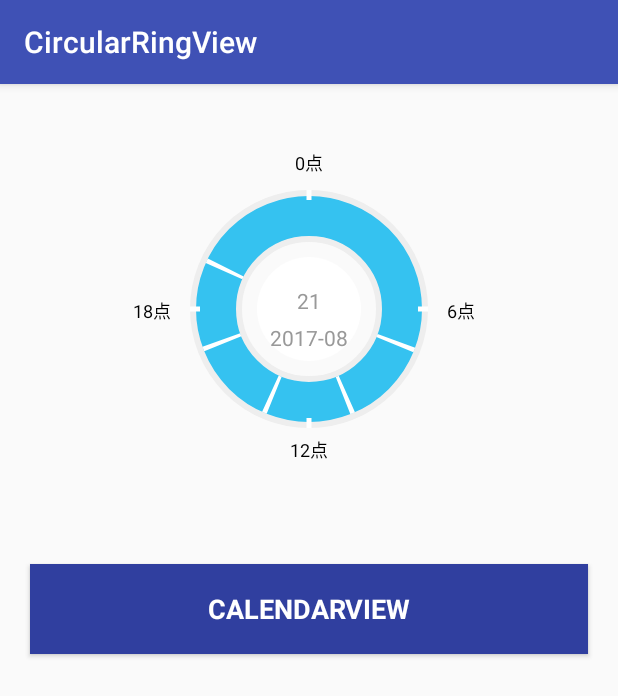
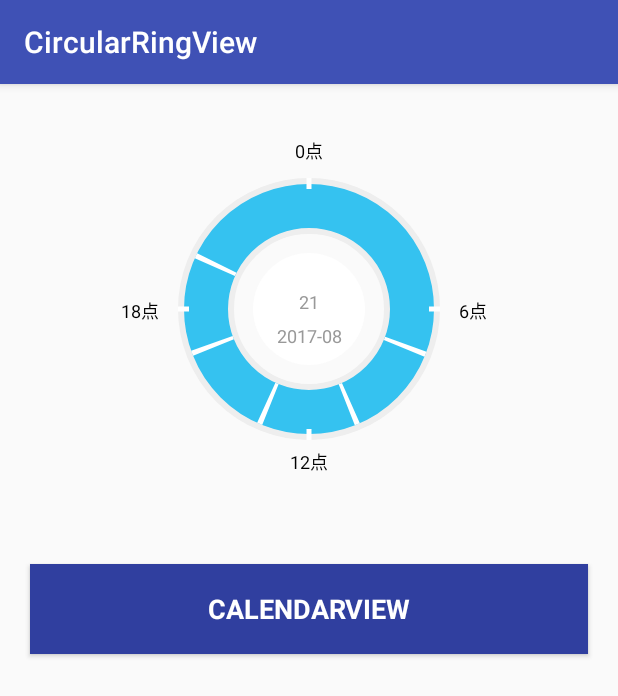
Before and after one commit to christian-zs/CircularRingView, an Android app: the screen it shows after launch (MainActivity), on a phone screen of 412 x 824 dp. Shown: the top 696 px of the screen. Run offline under Robolectric (Android 15) with nearby library versions, the phone set to English and light mode, and no system bars.

Commit message:
修改圆环宽度 :basketball:

```diff
--- a/app/src/main/res/layout/activity_main.xml
+++ b/app/src/main/res/layout/activity_main.xml
@@ -10,8 +10,8 @@
         android:layout_width="300dp"
         android:layout_height="300dp"
         android:layout_gravity="center"
-        app:centerTextSize="16sp"
-        app:centerYearMonthTextSize="14sp"
+        app:centerTextSize="18sp"
+        app:centerYearMonthTextSize="12sp"
         app:circleScaleTextSize="12sp"
         app:isShowScale="true" />
 
--- a/library/src/main/java/com/example/zs/library/CircularRingView.java
+++ b/library/src/main/java/com/example/zs/library/CircularRingView.java
@@ -219,8 +219,7 @@ public class CircularRingView extends View {
                 getContext().getString(R.string.zero_time).length(), bounds);
 
         if (isShowScale) {
-            circleRoundRadio = (getMeasuredWidth() - bounds.height() * 2
-                    - CIRCLE_ROUND_SCALE_INTERVAL * 2) / 4;
+            circleRoundRadio = (getMeasuredWidth() - bounds.height() * 2) / 4;
         } else {
             circleRoundRadio = circleCenter / 2;
         }
```
